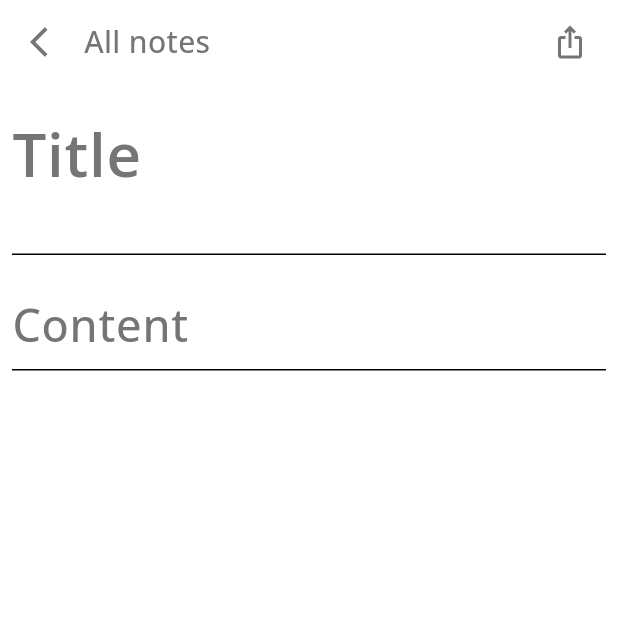
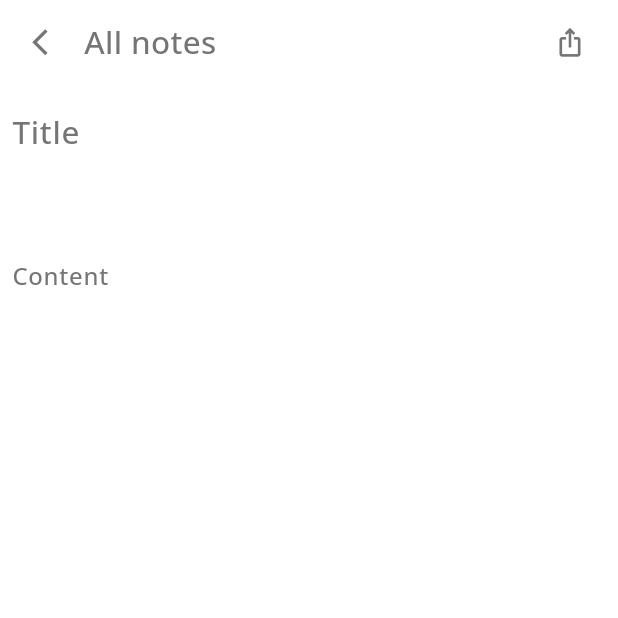
Before and after one commit to HardikChhabra/Notes-Application, a Flutter app: the NotesPage screen opened directly with empty values, on a phone screen of 412 x 824 dp, the top half of it. Run offline on Flutter 3.47's test engine with Material 3 defaults, Android fonts, the phone set to English and light mode, and no system bars; our stand-ins replace cloud_firestore, firebase_auth, firebase_core, google_fonts, share_plus, typicons_flutter; accounts and stored records are empty.

Commit message:
Fixed the Notes page

```diff
--- a/lib/pages/notes_page.dart
+++ b/lib/pages/notes_page.dart
@@ -75,13 +75,15 @@ class NotesPage extends StatelessWidget {
                                   icon: Icon(Icons.arrow_back_ios, color: Theme
                                       .of(context)
                                       .colorScheme
-                                      .primary,),
+                                      .primary,
+                                    size: 21,
+                                  ),
                                 ),
                                 Text(
                                   'All notes',
                                   style: GoogleFonts.openSans(
                                       textStyle: TextStyle(
-                                        fontSize: 20,
+                                        fontSize: 21,
                                         fontWeight: FontWeight.w500,
                                         color: Theme
                                             .of(context)
@@ -99,7 +101,9 @@ class NotesPage extends StatelessWidget {
                                   Icons.ios_share_outlined, color: Theme
                                     .of(context)
                                     .colorScheme
-                                    .primary,))
+                                    .primary,
+                                  size: 21,
+                                ))
                           ],
                         ),
                       ),
@@ -111,7 +115,7 @@ class NotesPage extends StatelessWidget {
                           child: TextField(
                             style: GoogleFonts.openSans(
                                 textStyle: TextStyle(
-                                    fontSize: 30,
+                                    fontSize: 21,
                                     fontWeight: FontWeight.w500,
                                     color: Theme
                                         .of(context)
@@ -122,11 +126,12 @@ class NotesPage extends StatelessWidget {
                             controller: _title,
                             maxLines: 2,
                             decoration: InputDecoration(
+                              border: InputBorder.none,
                               hintText: 'Title',
                               hintStyle: GoogleFonts.openSans(
                                   textStyle: TextStyle(
-                                      fontSize: 40,
-                                      fontWeight: FontWeight.w600,
+                                      fontSize: 21,
+                                      fontWeight: FontWeight.w500,
                                       color: Theme
                                           .of(context)
                                           .colorScheme
@@ -146,8 +151,8 @@ class NotesPage extends StatelessWidget {
                           child: TextField(
                             style: GoogleFonts.openSans(
                                 textStyle: TextStyle(
-                                    fontSize: 20,
-                                    fontWeight: FontWeight.w400,
+                                    fontSize: 16,
+                                    fontWeight: FontWeight.w500,
                                     color: Theme
                                         .of(context)
                                         .colorScheme
@@ -157,10 +162,11 @@ class NotesPage extends StatelessWidget {
                             controller: _content,
                             maxLines: null,
                             decoration: InputDecoration(
+                              border: InputBorder.none,
                               hintText: 'Content',
                               hintStyle: GoogleFonts.openSans(
                                   textStyle: TextStyle(
-                                      fontSize: 30,
+                                      fontSize: 16,
                                       fontWeight: FontWeight.w500,
                                       color: Theme
                                           .of(context)
@@ -209,13 +215,15 @@ class NotesPage extends StatelessWidget {
                             icon: Icon(Icons.arrow_back_ios, color: Theme
                                 .of(context)
                                 .colorScheme
-                                .primary,),
+                                .primary,
+                              size: 21,
+                            ),
                           ),
                           Text(
                             'All notes',
                             style: GoogleFonts.openSans(
                                 textStyle: TextStyle(
-                                  fontSize: 20,
+                                  fontSize: 21,
                                   fontWeight: FontWeight.w500,
                                   color: Theme
                                       .of(context)
@@ -233,7 +241,9 @@ class NotesPage extends StatelessWidget {
                             Icons.ios_share_outlined, color: Theme
                               .of(context)
                               .colorScheme
-                              .primary,))
+                              .primary,
+                            size: 21,
+                          ))
                     ],
                   ),
                 ),
@@ -246,7 +256,7 @@ class NotesPage extends StatelessWidget {
                       child: TextField(
                         style: GoogleFonts.openSans(
                             textStyle: TextStyle(
-                                fontSize: 30,
+                                fontSize: 21,
                                 fontWeight: FontWeight.w500,
                                 color: Theme
                                     .of(context)
@@ -257,10 +267,11 @@ class NotesPage extends StatelessWidget {
                         controller: _title,
                         maxLines: null,
                         decoration: InputDecoration(
+                          border: InputBorder.none,
                           hintText: 'Title',
                           hintStyle: GoogleFonts.openSans(
                               textStyle: TextStyle(
-                                  fontSize: 30,
+                                  fontSize: 21,
                                   fontWeight: FontWeight.w500,
                                   color: Theme
                                       .of(context)
@@ -282,7 +293,7 @@ class NotesPage extends StatelessWidget {
                     child: TextField(
                       style: GoogleFonts.openSans(
                           textStyle: TextStyle(
-                              fontSize: 20,
+                              fontSize: 16,
                               fontWeight: FontWeight.w400,
                               color: Theme
                                   .of(context)
@@ -293,10 +304,11 @@ class NotesPage extends StatelessWidget {
                       controller: _content,
                       maxLines: null,
                       decoration: InputDecoration(
+                        border: InputBorder.none,
                         hintText: 'Content',
                         hintStyle: GoogleFonts.openSans(
                             textStyle: TextStyle(
-                                fontSize: 30,
+                                fontSize: 16,
                                 fontWeight: FontWeight.w500,
                                 color: Theme
                                     .of(context)
```
